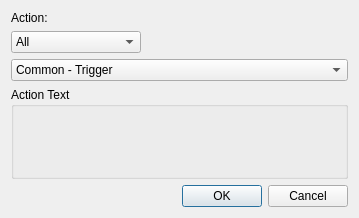
Qt form editor/ui/action_dialog.ui (Kyoril/wow-pp) before a commit.
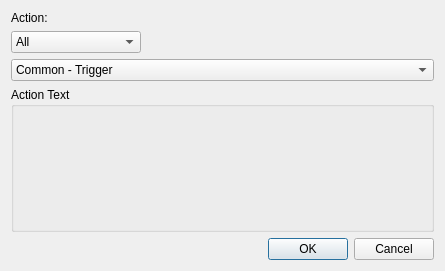
The same form after that commit. Icons and pictures are not drawn.

Patch:
```diff
--- a/editor/ui/action_dialog.ui
+++ b/editor/ui/action_dialog.ui
@@ -6,8 +6,8 @@
    <rect>
     <x>0</x>
     <y>0</y>
-    <width>359</width>
-    <height>218</height>
+    <width>445</width>
+    <height>271</height>
    </rect>
   </property>
   <property name="windowTitle">
```
